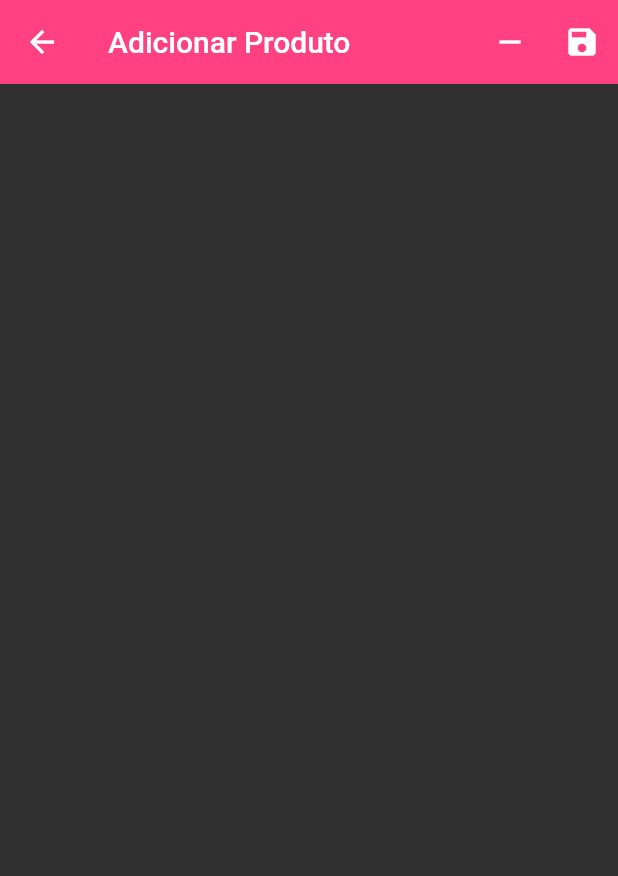
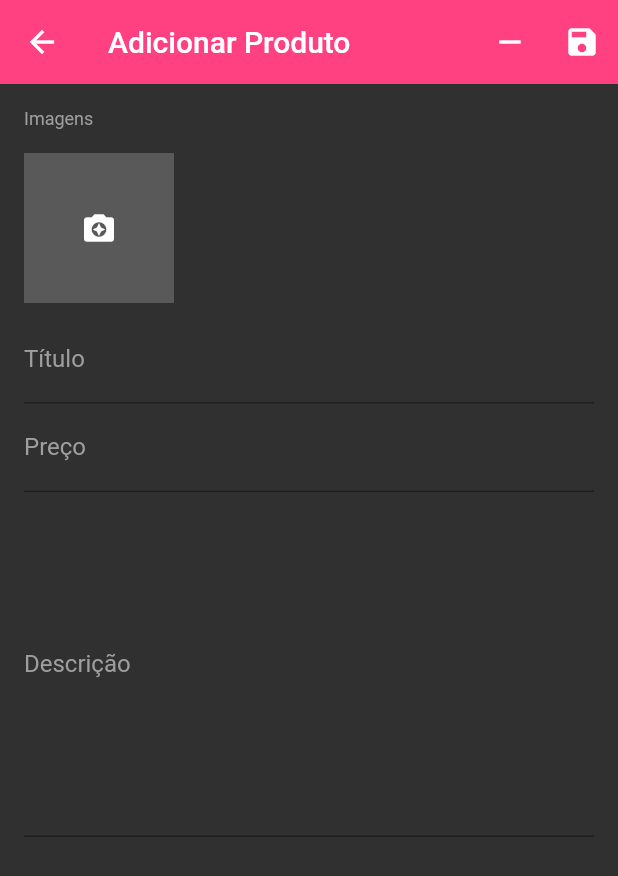
Before and after one commit to diegoalves018/GerenteLojaAPFlutter, a Flutter app: the ProductScreen screen opened directly, on a phone screen of 412 x 824 dp. Shown: the top 876 px of the screen. Run offline on Flutter 3.47's test engine with Material 2 defaults, Android fonts, the phone set to English and light mode, and no system bars; our stand-ins replace cloud_firestore, firebase_auth, flutter_speed_dial, image_cropper, image_picker, rxdart and 1 more; missing offline and left inert: bloc_pattern; accounts and stored records are empty; statements that could not run were skipped.

Commit message:
commit image_source_sheet, images_widget.dart

```diff
--- a/lib/blocs/product_bloc.dart
+++ b/lib/blocs/product_bloc.dart
@@ -1,19 +1,34 @@
 import 'package:bloc_pattern/bloc_pattern.dart';
 import 'package:cloud_firestore/cloud_firestore.dart';
+import 'package:rxdart/rxdart.dart';
 
+class ProductBloc extends BlocBase {
+  final _dataController = BehaviorSubject<Map>();
 
-class ProductBloc extends BlocBase{
+  Stream<Map> get outData => _dataController.stream;
 
   String categoryId;
   DocumentSnapshot product;
 
-   ProductBloc({this.categoryId, this.product}){
+  Map<String, dynamic> unsavedData;
 
+  ProductBloc({this.categoryId, this.product}) {
+    if(product != null){
+      unsavedData = Map.of(product.data);
+      unsavedData["images"] = List.of(product.data["images"]);
+    } else{
+      unsavedData = {
+        "title" : null, "description": null, "price": null, "images": []
+      };
+    }
+
+
+    _dataController.add(unsavedData);
   }
 
   @override
   void dispose() {
-
+    _dataController.close();
 
     super.dispose();
   }
--- a/lib/screens/product_screen.dart
+++ b/lib/screens/product_screen.dart
@@ -1,21 +1,47 @@
 import 'package:cloud_firestore/cloud_firestore.dart';
 import 'package:flutter/material.dart';
 import 'package:gerente_loja/blocs/product_bloc.dart';
+import 'package:gerente_loja/widgets/images_widget.dart';
 
-class ProductScreen extends StatelessWidget {
+class ProductScreen extends StatefulWidget {
 
   final String categoryId;
   final DocumentSnapshot product;
 
+
+
+  ProductScreen({this.categoryId, this.product});
+
+
+  @override
+  _ProductScreenState createState() => _ProductScreenState(categoryId, product);
+}
+
+class _ProductScreenState extends State<ProductScreen> {
   final _formKey = GlobalKey<FormState>();
 
   final ProductBloc _productBloc;
 
-  ProductScreen({this.categoryId, this.product}) :
-      _productBloc = ProductBloc(categoryId: categoryId, product:  product);
+  _ProductScreenState(String categoryId, DocumentSnapshot product) :
+        _productBloc = ProductBloc(categoryId: categoryId, product:  product);
+
+
 
   @override
   Widget build(BuildContext context) {
+
+    InputDecoration _buildDecoration (String label){
+      return InputDecoration(
+        labelText: label,
+        labelStyle: TextStyle(color: Colors.grey)
+      );
+    }
+
+    final _fieldStyle = TextStyle(
+      color: Colors.white,
+      fontSize: 16,
+    );
+
     return Scaffold(
       backgroundColor: Colors.grey[850],
       appBar: AppBar(
@@ -32,11 +58,52 @@ class ProductScreen extends StatelessWidget {
       ),
       body: Form(
         key: _formKey,
-        child: ListView(
-          padding: EdgeInsets.all(16),
-          children: <Widget>[
-
-          ],
+        child: StreamBuilder<Map>(
+          stream: _productBloc.outData,
+          builder: (context, snapshot) {
+            if (!snapshot.hasData) return Container();
+            return ListView(
+              padding: EdgeInsets.all(16),
+              children: <Widget>[
+                Text(
+                  "Imagens",
+                  style: TextStyle(
+                    color: Colors.grey,
+                    fontSize: 12
+                  ),
+                ),
+                ImagesWidget(
+                  context: context,
+                  initialValue: snapshot.data["images"],
+                  onSaved: (l){},
+                  validator: (l){},
+                ),
+                TextFormField(
+                  initialValue: snapshot.data["title"],
+                  style: _fieldStyle,
+                  decoration: _buildDecoration("Título"),
+                  onSaved: (t){},
+                  validator: (t){},
+                ),
+                TextFormField(
+                  initialValue: snapshot.data["price"]?.toStringAsFixed(2),
+                  style: _fieldStyle,
+                  decoration: _buildDecoration("Preço"),
+                  keyboardType: TextInputType.numberWithOptions(decimal: true),
+                  onSaved: (t){},
+                  validator: (t){},
+                ),
+                TextFormField(
+                  initialValue: snapshot.data["description"],
+                  style: _fieldStyle,
+                  maxLines: 10,
+                  decoration: _buildDecoration("Descrição"),
+                  onSaved: (t){},
+                  validator: (t){},
+                ),
+              ],
+            );
+          }
         ),
       ),
     );
--- /dev/null
+++ b/lib/widgets/images_widget.dart
@@ -0,0 +1,73 @@
+import 'package:flutter/material.dart';
+import 'package:gerente_loja/widgets/image_source_sheet.dart';
+
+class ImagesWidget extends FormField<List>{
+
+  ImagesWidget({
+    BuildContext context,
+    FormFieldSetter<List> onSaved,
+    FormFieldValidator<List> validator,
+    List initialValue,
+    //autovalidateMode = AutovalidateMode.disabled,
+  }) : super(
+      onSaved: onSaved,
+      validator: validator,
+      initialValue: initialValue,
+      autovalidateMode: AutovalidateMode.disabled,
+      builder: (state){
+        return Column(
+          crossAxisAlignment: CrossAxisAlignment.start,
+          children: <Widget>[
+            Container(
+              height: 124,
+              padding: EdgeInsets.only(top: 16, bottom: 8),
+              child: ListView(
+                scrollDirection: Axis.horizontal,
+                children: state.value.map<Widget>((i){
+                  return Container(
+                    height: 100,
+                    width: 100,
+                    margin: EdgeInsets.only(right: 8),
+                    child: GestureDetector(
+                      child: i is String ? Image.network(i, fit: BoxFit.cover,) :
+                      Image.file(i, fit: BoxFit.cover,),
+                      onLongPress: (){
+                        state.didChange(state.value..remove(i));
+                      },
+                    ),
+                  );
+                }).toList()..add(
+                    GestureDetector(
+                      child: Container(
+                        height: 100,
+                        width: 100,
+                        child: Icon(Icons.camera_enhance, color: Colors.white,),
+                        color: Colors.white.withAlpha(50),
+                      ),
+                      onTap: (){
+                        showModalBottomSheet(context: context,
+                            builder: (context) => ImageSourceSheet(
+                              onImageSelected: (image){
+                                state.didChange(state.value..add(image));
+                                Navigator.of(context).pop();
+                              },
+                            )
+                        );
+                      },
+                    )
+                ),
+              ),
+            ),
+            state.hasError ? Text(
+              state.errorText,
+              style: TextStyle(
+                  color: Colors.red,
+                  fontSize: 12
+              ),
+            ) : Container()
+          ],
+        );
+      }
+  );
+
+}
--- a/pubspec.yaml
+++ b/pubspec.yaml
@@ -31,7 +31,7 @@ dependencies:
   firebase_auth: ^0.14.0
   cloud_firestore: ^0.12.9
   firebase_storage: ^3.0.4
-  image_picker: ^0.6.1
+  image_picker: ^0.6.7
   image_cropper: ^1.0.2
   flutter_speed_dial: ^1.2.1
   rxdart: ^0.26.0
```
Also changed, not shown: lib/widgets/image_source_sheet.dart (added, +49 -0 lines), 1 other file. Lines whose indentation alone changed are shown as unchanged.
